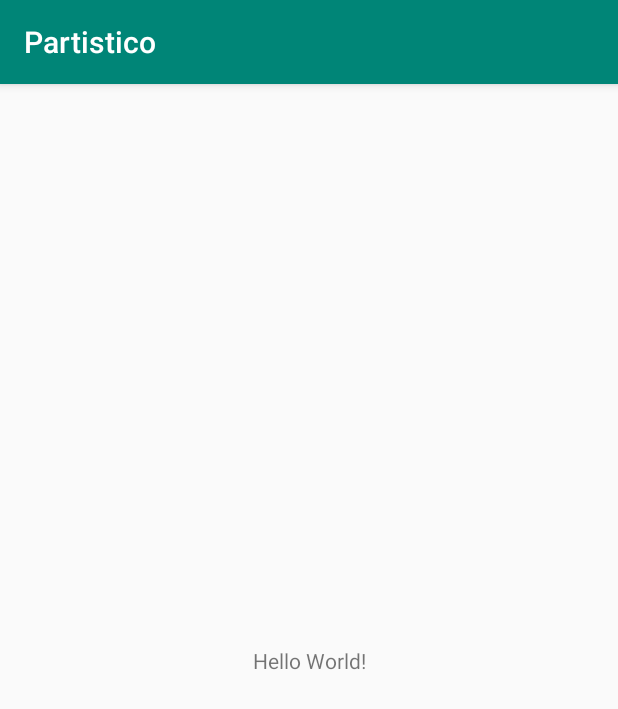
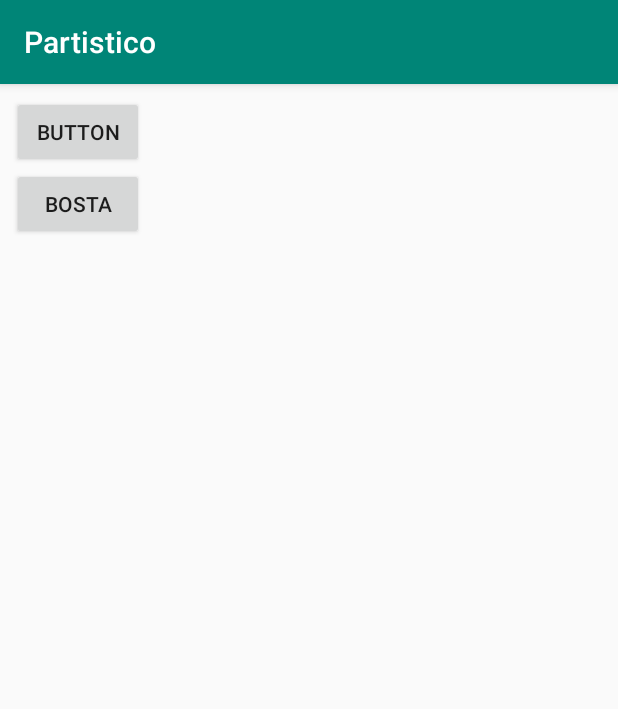
Before and after one commit to Mottaaaa/Partistico, an Android app: the screen it shows after launch (MainActivity), on a phone screen of 412 x 824 dp. Shown: the top 709 px of the screen. Run offline under Robolectric (Android 15) with nearby library versions, the phone set to English and light mode, and no system bars.

Commit message:
Sem comentário

```diff
--- a/app/src/main/AndroidManifest.xml
+++ b/app/src/main/AndroidManifest.xml
@@ -16,6 +16,9 @@
                 <category android:name="android.intent.category.LAUNCHER" />
             </intent-filter>
         </activity>
+        <activity android:name=".AthleteListActivity"
+                android:label="This is the Hello World Application">>
+        </activity>
     </application>
 
 </manifest>
--- a/app/src/main/java/mlcl/partistico/MainActivity.java
+++ b/app/src/main/java/mlcl/partistico/MainActivity.java
@@ -1,7 +1,9 @@
 package mlcl.partistico;
 
+import android.content.Intent;
 import android.support.v7.app.AppCompatActivity;
 import android.os.Bundle;
+import android.view.View;
 
 public class MainActivity extends AppCompatActivity {
 
@@ -10,4 +12,10 @@ public class MainActivity extends AppCompatActivity {
         super.onCreate(savedInstanceState);
         setContentView(R.layout.activity_main);
     }
+
+    public void atheleteAction(View view){
+
+        Intent intent = new Intent(this, AthleteListActivity.class);
+        startActivity(intent);
+    }
 }
--- a/app/src/main/res/layout/activity_main.xml
+++ b/app/src/main/res/layout/activity_main.xml
@@ -6,13 +6,37 @@
     android:layout_height="match_parent"
     tools:context=".MainActivity">
 
-    <TextView
-        android:layout_width="wrap_content"
-        android:layout_height="wrap_content"
-        android:text="Hello World!"
+    <LinearLayout
+        android:layout_marginStart="8dp"
+        android:layout_marginTop="8dp"
+        android:layout_marginEnd="8dp"
+        android:layout_marginBottom="8dp"
+        android:orientation="vertical"
         app:layout_constraintBottom_toBottomOf="parent"
-        app:layout_constraintLeft_toLeftOf="parent"
-        app:layout_constraintRight_toRightOf="parent"
-        app:layout_constraintTop_toTopOf="parent" />
+        app:layout_constraintEnd_toEndOf="parent"
+        app:layout_constraintHorizontal_bias="0.0"
+        app:layout_constraintStart_toStartOf="parent"
+        app:layout_constraintTop_toTopOf="parent"
+        app:layout_constraintVertical_bias="1.0"
+        android:layout_width="match_parent"
+        android:layout_height="match_parent">
+
+        <Button
+            android:id="@+id/button"
+            android:layout_width="wrap_content"
+            android:layout_height="wrap_content"
+            android:text="Button"
+            tools:layout_editor_absoluteX="69dp"
+            tools:layout_editor_absoluteY="55dp" />
+
+        <Button
+            android:id="@+id/button2"
+            android:layout_width="wrap_content"
+            android:layout_height="wrap_content"
+            android:onClick="atheleteAction"
+            android:text="Bosta"
+            tools:layout_editor_absoluteX="167dp"
+            tools:layout_editor_absoluteY="55dp" />
+    </LinearLayout>
 
 </android.support.constraint.ConstraintLayout>
--- a/app/src/main/res/values/strings.xml
+++ b/app/src/main/res/values/strings.xml
@@ -1,3 +1,4 @@
 <resources>
     <string name="app_name">Partistico</string>
+    <string name="athelete_list_activity">Atletas</string>
 </resources>
```
Also changed, not shown: app/src/main/java/mlcl/partistico/AthleteListActivity.java (added, +17 -0 lines), app/src/main/res/layout/activity_athlete_list.xml (added, +9 -0 lines).
